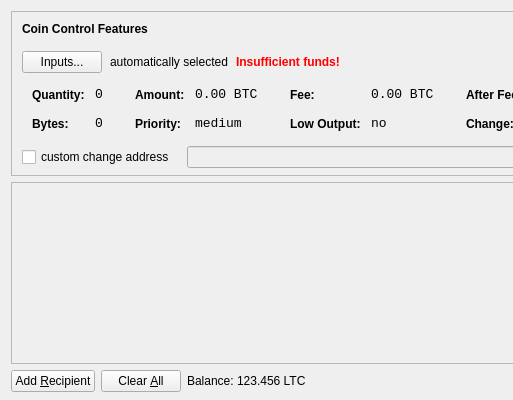
Before: the Qt Designer form src/qt/forms/sendcoinsdialog.ui in Kudos-Rewards/kudos-beta, drawn with Qt 5; both pictures show x 0 to 513 and y 0 to 400 of the 850 by 400 pixel window.
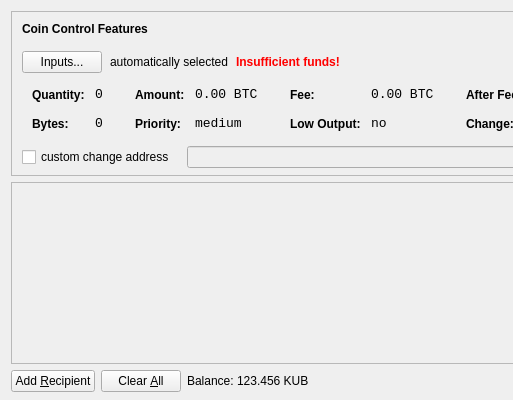
After: the same form once the commit is applied. Icons and pictures are not drawn.

```diff
--- a/src/qt/forms/sendcoinsdialog.ui
+++ b/src/qt/forms/sendcoinsdialog.ui
@@ -720,7 +720,7 @@
           <cursorShape>IBeamCursor</cursorShape>
          </property>
          <property name="text">
-          <string>123.456 LTC</string>
+          <string>123.456 KUB</string>
          </property>
          <property name="textInteractionFlags">
           <set>Qt::LinksAccessibleByMouse|Qt::TextSelectableByKeyboard|Qt::TextSelectableByMouse</set>
```
